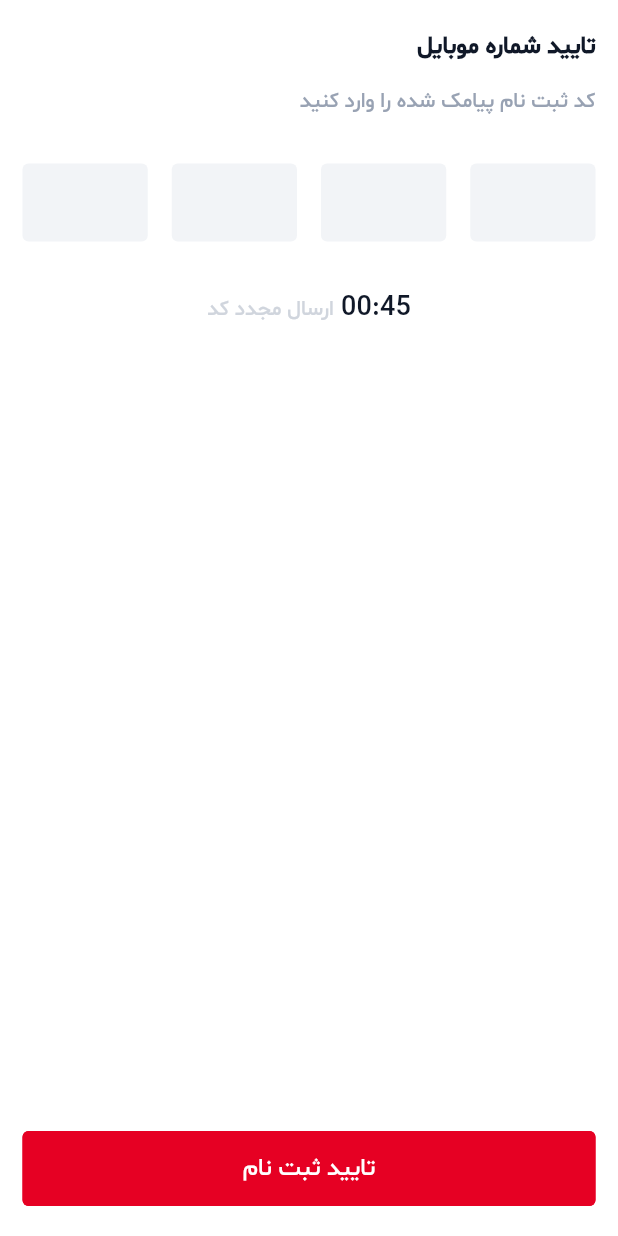
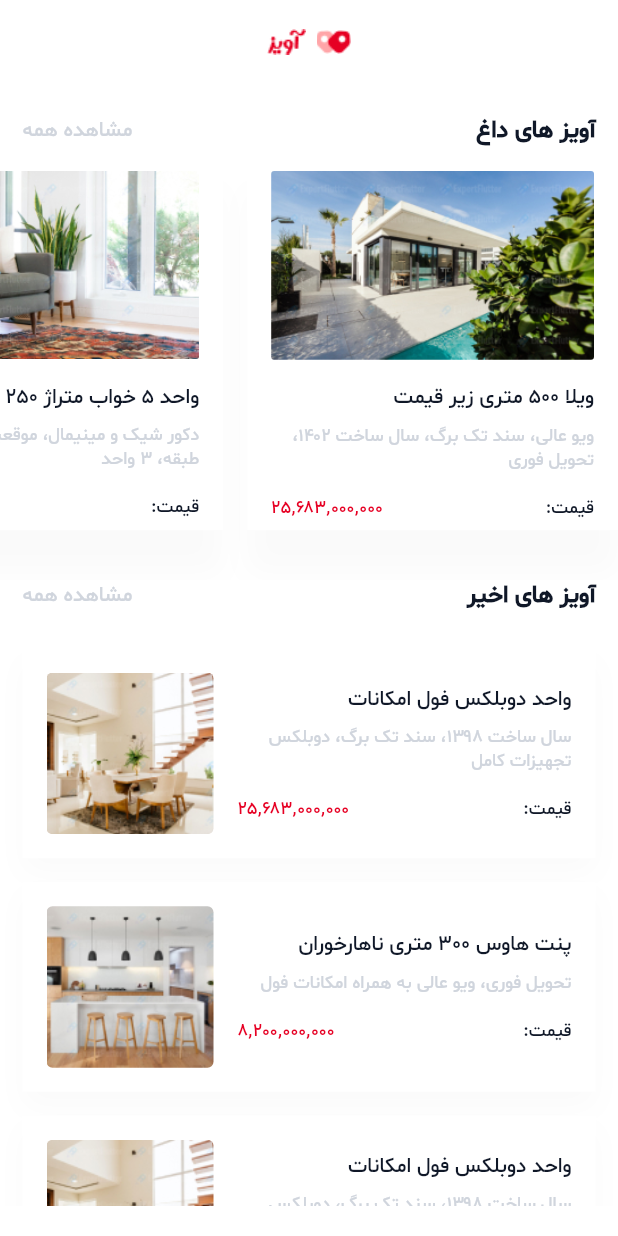
Before and after one commit to imamal07/Aviz, a Flutter app: the screen it shows after launch, on a phone screen of 412 x 824 dp. Run offline on Flutter 3.47's test engine with Material 2 defaults, Android fonts, the phone set to English and light mode, and no system bars.

Commit message:
create ads screen & test lists in constants

```diff
--- /dev/null
+++ b/lib/presentation/screens/ads_screen.dart
@@ -0,0 +1,215 @@
+import 'package:aviz/presentation/widgets/aviz_logo.dart';
+import 'package:aviz/utils/constants.dart';
+import 'package:aviz/utils/extensions/size_of_screen.dart';
+import 'package:aviz/utils/extensions/to_padding.dart';
+import 'package:aviz/utils/extensions/to_text.dart';
+import 'package:flutter/material.dart';
+
+class AdsScreen extends StatelessWidget {
+  const AdsScreen({super.key});
+
+  @override
+  Widget build(BuildContext context) {
+    return Scaffold(
+      backgroundColor: Colors.white,
+      appBar: AppBar(
+        title: const AvizLogoGenerated(backgroundColor: Colors.white),
+        backgroundColor: Colors.white,
+        elevation: 0,
+        centerTitle: true,
+      ),
+      body: SafeArea(
+        child: Column(
+          children: [
+            Row(
+              mainAxisAlignment: MainAxisAlignment.spaceBetween,
+              children: [
+                'مشاهده همه'.toText(
+                  color: MyColors.lightGrey,
+                ),
+                'آویز های داغ'.toText(
+                  fontWeight: FontWeight.w700,
+                  size: 16,
+                ),
+              ],
+            ).toSymmetricPadding(horizontal: 15),
+            SizedBox(
+              height: context.screenHeight() * .35,
+              child: Directionality(
+                textDirection: TextDirection.rtl,
+                child: ListView.separated(
+                  scrollDirection: Axis.horizontal,
+                  itemCount: MyTestList.hotAdsList.length,
+                  itemBuilder: (context, index) {
+                    return Column(
+                      children: [
+                        Container(
+                          width: context.screenWidth() * .6,
+                          height: context.screenHeight() * .31,
+                          padding: const EdgeInsets.all(16),
+                          decoration: BoxDecoration(
+                            color: Colors.white,
+                            boxShadow: [
+                              const BoxShadow(
+                                color: Colors.white,
+                                blurRadius: 5,
+                                offset: Offset(0, 20),
+                              ),
+                              const BoxShadow(
+                                color: Colors.white,
+                                blurRadius: 5,
+                                offset: Offset(0, 20),
+                              ),
+                              BoxShadow(
+                                color: Colors.grey.withOpacity(.05),
+                                blurRadius: 15,
+                                offset: const Offset(0, 30),
+                              ),
+                            ],
+                          ),
+                          child: Column(
+                            crossAxisAlignment: CrossAxisAlignment.start,
+                            children: [
+                              ClipRRect(
+                                borderRadius: BorderRadius.circular(2),
+                                child: Image.asset(
+                                  MyTestList.hotAdsList[index]['imagePath']!,
+                                  fit: BoxFit.cover,
+                                ),
+                              ),
+                              16.0.toVerticalSpace(),
+                              MyTestList.hotAdsList[index]['title']!.toText(),
+                              8.0.toVerticalSpace(),
+                              MyTestList.hotAdsList[index]['description']!
+                                  .toText(
+                                size: 12,
+                                color: MyColors.lightGrey,
+                              ),
+                              16.0.toVerticalSpace(),
+                              Row(
+                                mainAxisAlignment:
+                                    MainAxisAlignment.spaceBetween,
+                                children: [
+                                  'قیمت:'.toText(
+                                    size: 12,
+                                    fontWeight: FontWeight.w500,
+                                  ),
+                                  MyTestList.hotAdsList[index]['price']!.toText(
+                                    color: MyColors.red,
+                                    size: 12,
+                                    fontWeight: FontWeight.w500,
+                                  ),
+                                ],
+                              ),
+                            ],
+                          ),
+                        ),
+                      ],
+                    );
+                  },
+                  separatorBuilder: (BuildContext context, int index) {
+                    return 16.0.toHorizontalSpace();
+                  },
+                ),
+              ),
+            ),
+            Row(
+              mainAxisAlignment: MainAxisAlignment.spaceBetween,
+              children: [
+                'مشاهده همه'.toText(
+                  color: MyColors.lightGrey,
+                ),
+                'آویز های اخیر'.toText(
+                  fontWeight: FontWeight.w700,
+                  size: 16,
+                ),
+              ],
+            ).toSymmetricPadding(horizontal: 15),
+            24.0.toVerticalSpace(),
+            Expanded(
+              child: ListView.separated(
+                itemCount: MyTestList.recentAdsList.length,
+                itemBuilder: (context, index) {
+                  return Container(
+                    padding: const EdgeInsets.all(16),
+                    margin: const EdgeInsets.symmetric(horizontal: 15),
+                    decoration: BoxDecoration(
+                      color: Colors.white,
+                      boxShadow: [
+                        const BoxShadow(
+                          color: Colors.white,
+                          blurRadius: 5,
+                          offset: Offset(0, 5),
+                        ),
+                        const BoxShadow(
+                          color: Colors.white,
+                          blurRadius: 5,
+                          offset: Offset(0, 5),
+                        ),
+                        BoxShadow(
+                          color: Colors.grey.withOpacity(.05),
+                          blurRadius: 15,
+                          offset: const Offset(0, 10),
+                        ),
+                      ],
+                    ),
+                    child: Row(
+                      children: [
+                        Expanded(
+                          child: ClipRRect(
+                            borderRadius: BorderRadius.circular(4),
+                            child: Image.asset(
+                              MyTestList.recentAdsList[index]['imagePath']!,
+                              fit: BoxFit.cover,
+                            ),
+                          ),
+                        ),
+                        16.0.toHorizontalSpace(),
+                        Expanded(
+                          flex: 2,
+                          child: Column(
+                            crossAxisAlignment: CrossAxisAlignment.end,
+                            children: [
+                              MyTestList.recentAdsList[index]['title']!
+                                  .toText(),
+                              8.0.toVerticalSpace(),
+                              MyTestList.recentAdsList[index]['description']!
+                                  .toText(
+                                size: 12,
+                                color: MyColors.lightGrey,
+                              ),
+                              16.0.toVerticalSpace(),
+                              Row(
+                                mainAxisAlignment:
+                                    MainAxisAlignment.spaceBetween,
+                                children: [
+                                  MyTestList.recentAdsList[index]['price']!
+                                      .toText(
+                                    color: MyColors.red,
+                                    size: 12,
+                                    fontWeight: FontWeight.w500,
+                                  ),
+                                  'قیمت:'.toText(
+                                    size: 12,
+                                    fontWeight: FontWeight.w500,
+                                  ),
+                                ],
+                              ),
+                            ],
+                          ),
+                        )
+                      ],
+                    ),
+                  );
+                },
+                separatorBuilder: (context, index) {
+                  return 16.0.toVerticalSpace();
+                },
+              ),
+            ),
+          ],
+        ).toSymmetricPadding(vertical: 20),
+      ),
+    );
+  }
+}
--- a/lib/presentation/widgets/aviz_logo.dart
+++ b/lib/presentation/widgets/aviz_logo.dart
@@ -3,17 +3,19 @@ import 'package:aviz/utils/extensions/to_padding.dart';
 import 'package:flutter/material.dart';
 
 class AvizLogoGenerated extends StatelessWidget {
-  const AvizLogoGenerated({super.key});
+  const AvizLogoGenerated({super.key, this.backgroundColor = MyColors.lightGrey1});
+  final Color backgroundColor;
 
   @override
   Widget build(BuildContext context) {
     return Container(
       padding: const EdgeInsets.all(5),
       decoration: BoxDecoration(
-        color: MyColors.lightGrey1,
+        color: backgroundColor,
         borderRadius: BorderRadius.circular(4),
       ),
       child: Row(
+        mainAxisSize: MainAxisSize.min,
         children: [
           Image.asset(MyImagesPath.avizLogoText),
           7.0.toHorizontalSpace(),
--- a/lib/startup.dart
+++ b/lib/startup.dart
@@ -1,3 +1,4 @@
+import 'package:aviz/presentation/screens/ads_screen.dart';
 import 'package:aviz/presentation/screens/login_screen.dart';
 import 'package:aviz/presentation/screens/onboarding_screen.dart';
 import 'package:aviz/presentation/screens/signup_screen.dart';
@@ -14,7 +15,7 @@ class Startup extends StatelessWidget {
       theme: ThemeData(
         fontFamily: 'Sh',
       ),
-      home: const VerificationPhoneSignupScreen(),
+      home: const AdsScreen(),
     );
   }
 }
--- a/lib/utils/constants.dart
+++ b/lib/utils/constants.dart
@@ -16,4 +16,67 @@ class MyImagesPath {
   static const String onboardingBackground =
       'assets/images/onboarding_background.png';
   static const String leftArrow = 'assets/images/arrow-left.png';
+  static const String addIcon = 'assets/images/add-icon.png';
+  static const String profileIcon = 'assets/images/profile-icon.png';
+  static const String searchIcon = 'assets/images/search-icon.png';
+  static const String hotAds1 = 'assets/images/hot_ads1.jpg';
+  static const String hotAds2 = 'assets/images/hot_ads2.jpg';
+  static const String recentAds1 = 'assets/images/recent_ads1.jpg';
+  static const String recentAds2 = 'assets/images/recent_ads2.jpg';
 }
+
+class MyTestList {
+  static const List<Map<String, String>> hotAdsList = [
+    {
+      'imagePath': 'assets/images/hot_ads1.jpg',
+      'title': 'ویلا ۵۰۰ متری زیر قیمت',
+      'description': 'ویو عالی، سند تک برگ، سال ساخت ۱۴۰۲، تحویل فوری',
+      'price': '۲۵٬۶۸۳٬۰۰۰٬۰۰۰',
+    },
+    {
+      'imagePath': 'assets/images/hot_ads2.jpg',
+      'title': 'واحد ۵ خواب متراژ ۲۵۰',
+      'description': 'دکور شیک و مینیمال، موقعیت عالی، ۳ طبقه، ۳ واحد',
+      'price': '۸٬۲۰۰٬۰۰۰٬۰۰۰',
+    },
+    {
+      'imagePath': 'assets/images/hot_ads1.jpg',
+      'title': 'ویلا ۵۰۰ متری زیر قیمت',
+      'description': 'ویو عالی، سند تک برگ، سال ساخت ۱۴۰۲، تحویل فوری',
+      'price': '۲۵٬۶۸۳٬۰۰۰٬۰۰۰',
+    },
+    {
+      'imagePath': 'assets/images/hot_ads2.jpg',
+      'title': 'واحد ۵ خواب متراژ ۲۵۰',
+      'description': 'دکور شیک و مینیمال، موقعیت عالی، ۳ طبقه، ۳ واحد',
+      'price': '۸٬۲۰۰٬۰۰۰٬۰۰۰',
+    }
+  ];
+
+  static const List<Map<String,String>> recentAdsList = [
+    {
+      'imagePath': 'assets/images/recent_ads1.jpg',
+      'title': 'واحد دوبلکس فول امکانات',
+      'description': 'سال ساخت ۱۳۹۸، سند تک برگ، دوبلکس تجهیزات کامل',
+      'price': '۲۵٬۶۸۳٬۰۰۰٬۰۰۰',
+    },
+    {
+      'imagePath': 'assets/images/recent_ads2.jpg',
+      'title': 'پنت هاوس ۳۰۰ متری ناهارخوران',
+      'description': 'تحویل فوری، ویو عالی به همراه امکانات فول',
+      'price': '۸٬۲۰۰٬۰۰۰٬۰۰۰',
+    },
+    {
+      'imagePath': 'assets/images/recent_ads1.jpg',
+      'title': 'واحد دوبلکس فول امکانات',
+      'description': 'سال ساخت ۱۳۹۸، سند تک برگ، دوبلکس تجهیزات کامل',
+      'price': '۲۵٬۶۸۳٬۰۰۰٬۰۰۰',
+    },
+    {
+      'imagePath': 'assets/images/recent_ads2.jpg',
+      'title': 'پنت هاوس ۳۰۰ متری ناهارخوران',
+      'description': 'تحویل فوری، ویو عالی به همراه امکانات فول',
+      'price': '۸٬۲۰۰٬۰۰۰٬۰۰۰',
+    }
+  ];
+}
```
Also changed, not shown: assets/images/add-icon.png (added), assets/images/hot_ads1.jpg (added), assets/images/hot_ads2.jpg (added), assets/images/profile-icon.png (added), assets/images/recent_ads1.jpg (added), assets/images/recent_ads2.jpg (added), assets/images/search-icon.png (added).
